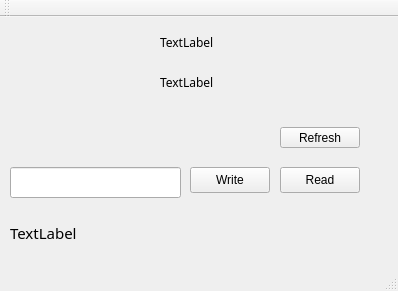
The window that Desktop App/TwoKey/mainwindow.ui (Satharus/TwoKey) describes before a commit, drawn with Qt 5.
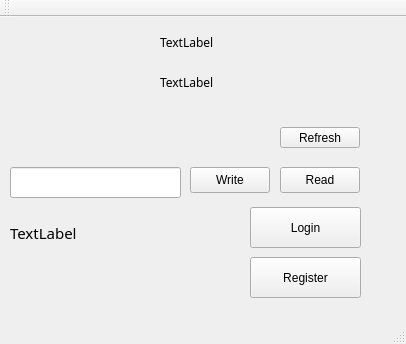
The same window after the commit.

What changed in the file:
```diff
--- a/Desktop App/TwoKey/mainwindow.ui
+++ b/Desktop App/TwoKey/mainwindow.ui
@@ -6,8 +6,8 @@
    <rect>
     <x>0</x>
     <y>0</y>
-    <width>398</width>
-    <height>291</height>
+    <width>406</width>
+    <height>344</height>
    </rect>
   </property>
   <property name="windowTitle">
@@ -134,6 +134,32 @@
      <string>TextLabel</string>
     </property>
    </widget>
+   <widget class="QPushButton" name="pushButton">
+    <property name="geometry">
+     <rect>
+      <x>250</x>
+      <y>190</y>
+      <width>111</width>
+      <height>41</height>
+     </rect>
+    </property>
+    <property name="text">
+     <string>Login</string>
+    </property>
+   </widget>
+   <widget class="QPushButton" name="pushButton_2">
+    <property name="geometry">
+     <rect>
+      <x>250</x>
+      <y>240</y>
+      <width>111</width>
+      <height>41</height>
+     </rect>
+    </property>
+    <property name="text">
+     <string>Register</string>
+    </property>
+   </widget>
   </widget>
   <widget class="QMenuBar" name="menuBar">
    <property name="geometry">
```
Left out of the diff: 4 changed lines with no effect on the pictures.
